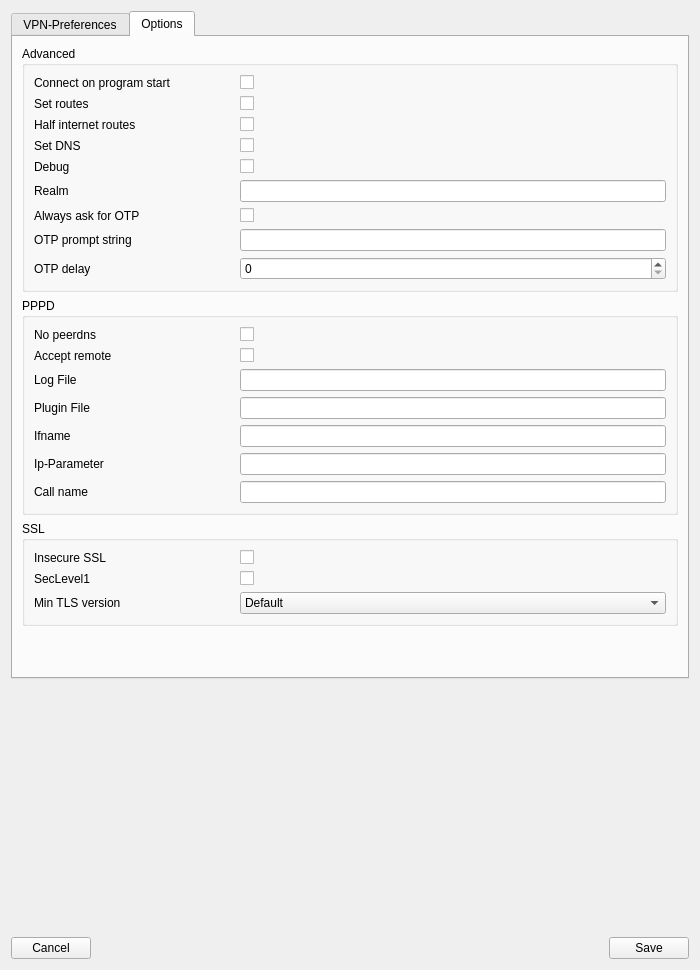
First picture: the form in openfortigui/vpnprofileeditor.ui, repository theinvisible/openfortigui, before the edit.
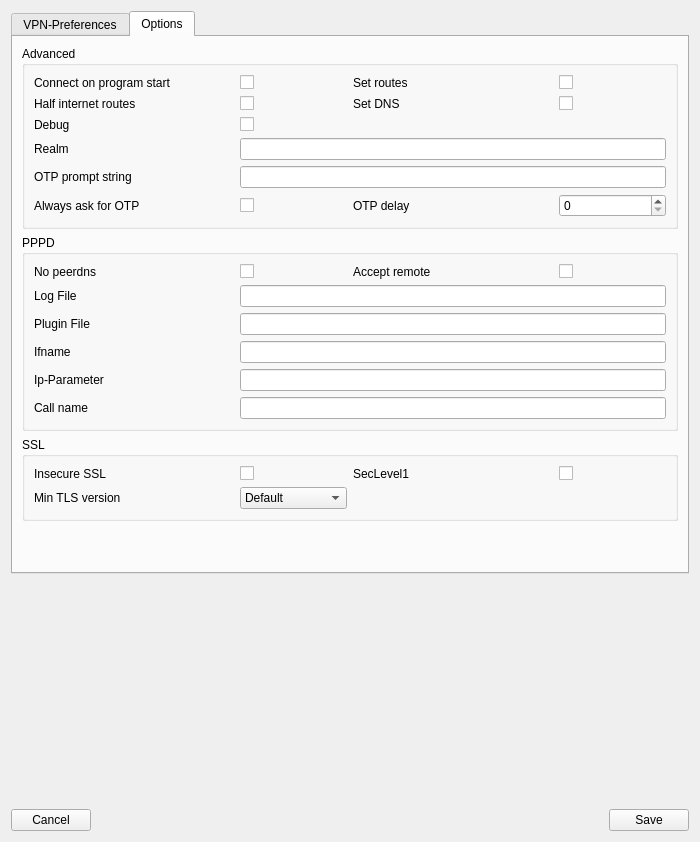
Second picture: the form after the edit. The open tabs and pages were chosen to show the change.

Patch:
```diff
--- a/openfortigui/vpnprofileeditor.ui
+++ b/openfortigui/vpnprofileeditor.ui
@@ -7,7 +7,7 @@
     <x>0</x>
     <y>0</y>
     <width>700</width>
-    <height>970</height>
+    <height>842</height>
    </rect>
   </property>
   <property name="windowTitle">
@@ -29,7 +29,20 @@
          <property name="title">
           <string>Common</string>
          </property>
-         <layout class="QFormLayout" name="formLayout">
+         <layout class="QGridLayout" name="gridLayout_4">
+          <item row="4" column="0">
+           <widget class="QLabel" name="label_26">
+            <property name="minimumSize">
+             <size>
+              <width>150</width>
+              <height>0</height>
+             </size>
+            </property>
+            <property name="text">
+             <string>Persistent</string>
+            </property>
+           </widget>
+          </item>
           <item row="0" column="0">
            <widget class="QLabel" name="label">
             <property name="minimumSize">
@@ -43,8 +56,12 @@
             </property>
            </widget>
           </item>
-          <item row="0" column="1">
-           <widget class="QLineEdit" name="leName"/>
+          <item row="4" column="1">
+           <widget class="QCheckBox" name="cbPersistent">
+            <property name="text">
+             <string>Reconnect on disconnect</string>
+            </property>
+           </widget>
           </item>
           <item row="1" column="0">
            <widget class="QLabel" name="label_2">
@@ -59,10 +76,29 @@
             </property>
            </widget>
           </item>
-          <item row="1" column="1">
+          <item row="0" column="1" colspan="3">
+           <widget class="QLineEdit" name="leName"/>
+          </item>
+          <item row="1" column="1" colspan="3">
            <widget class="QLineEdit" name="leGatewayHost"/>
           </item>
           <item row="2" column="0">
+           <widget class="QLabel" name="label_30">
+            <property name="minimumSize">
+             <size>
+              <width>150</width>
+              <height>0</height>
+             </size>
+            </property>
+            <property name="text">
+             <string>VPN-Device</string>
+            </property>
+           </widget>
+          </item>
+          <item row="2" column="1">
+           <widget class="QComboBox" name="comboVPNDevice"/>
+          </item>
+          <item row="2" column="2">
            <widget class="QLabel" name="label_5">
             <property name="minimumSize">
              <size>
@@ -75,7 +111,7 @@
             </property>
            </widget>
           </item>
-          <item row="2" column="1">
+          <item row="2" column="3">
            <widget class="QSpinBox" name="sBGatewayPort">
             <property name="suffix">
              <string/>
@@ -91,42 +127,6 @@
             </property>
            </widget>
           </item>
-          <item row="3" column="0">
-           <widget class="QLabel" name="label_30">
-            <property name="minimumSize">
-             <size>
-              <width>150</width>
-              <height>0</height>
-             </size>
-            </property>
-            <property name="text">
-             <string>VPN-Device</string>
-            </property>
-           </widget>
-          </item>
-          <item row="3" column="1">
-           <widget class="QComboBox" name="comboVPNDevice"/>
-          </item>
-          <item row="4" column="0">
-           <widget class="QLabel" name="label_26">
-            <property name="minimumSize">
-             <size>
-              <width>150</width>
-              <height>0</height>
-             </size>
-            </property>
-            <property name="text">
-             <string>Persistent</string>
-            </property>
-           </widget>
-          </item>
-          <item row="4" column="1">
-           <widget class="QCheckBox" name="cbPersistent">
-            <property name="text">
-             <string>Reconnect on disconnect</string>
-            </property>
-           </widget>
-          </item>
          </layout>
         </widget>
        </item>
@@ -353,7 +353,20 @@
          <property name="title">
           <string>Advanced</string>
          </property>
-         <layout class="QFormLayout" name="formLayout_3">
+         <layout class="QGridLayout" name="gridLayout_3">
+          <item row="5" column="0">
+           <widget class="QLabel" name="label_16">
+            <property name="minimumSize">
+             <size>
+              <width>200</width>
+              <height>0</height>
+             </size>
+            </property>
+            <property name="text">
+             <string>Realm</string>
+            </property>
+           </widget>
+          </item>
           <item row="0" column="0">
            <widget class="QLabel" name="label_17">
             <property name="minimumSize">
@@ -367,14 +380,47 @@
             </property>
            </widget>
           </item>
-          <item row="0" column="1">
-           <widget class="QCheckBox" name="cbAutostart">
+          <item row="4" column="0">
+           <widget class="QLabel" name="label_10">
+            <property name="minimumSize">
+             <size>
+              <width>200</width>
+              <height>0</height>
+             </size>
+            </property>
             <property name="text">
+             <string>Debug</string>
+            </property>
+           </widget>
+          </item>
+          <item row="2" column="1">
+           <widget class="QCheckBox" name="cbHalfInternetRoutes">
+            <property name="text">
              <string/>
             </property>
            </widget>
           </item>
-          <item row="1" column="0">
+          <item row="4" column="1">
+           <widget class="QCheckBox" name="cbDebug">
+            <property name="text">
+             <string/>
+            </property>
+           </widget>
+          </item>
+          <item row="2" column="0">
+           <widget class="QLabel" name="label_18">
+            <property name="minimumSize">
+             <size>
+              <width>200</width>
+              <height>0</height>
+             </size>
+            </property>
+            <property name="text">
+             <string>Half internet routes</string>
+            </property>
+           </widget>
+          </item>
+          <item row="0" column="2">
            <widget class="QLabel" name="label_11">
             <property name="minimumSize">
              <size>
@@ -387,14 +433,34 @@
             </property>
            </widget>
           </item>
-          <item row="1" column="1">
+          <item row="0" column="1">
+           <widget class="QCheckBox" name="cbAutostart">
+            <property name="text">
+             <string/>
+            </property>
+           </widget>
+          </item>
+          <item row="7" column="0">
+           <widget class="QLabel" name="label_24">
+            <property name="minimumSize">
+             <size>
+              <width>200</width>
+              <height>0</height>
+             </size>
+            </property>
+            <property name="text">
+             <string>OTP prompt string</string>
+            </property>
+           </widget>
+          </item>
+          <item row="0" column="3">
            <widget class="QCheckBox" name="cbSetRoutes">
             <property name="text">
              <string/>
             </property>
            </widget>
           </item>
-          <item row="3" column="0">
+          <item row="2" column="2">
            <widget class="QLabel" name="label_12">
             <property name="minimumSize">
              <size>
@@ -407,51 +473,21 @@
             </property>
            </widget>
           </item>
-          <item row="3" column="1">
+          <item row="2" column="3">
            <widget class="QCheckBox" name="cbSetDNS">
             <property name="text">
              <string/>
             </property>
            </widget>
           </item>
-          <item row="6" column="0">
-           <widget class="QLabel" name="label_10">
-            <property name="minimumSize">
-             <size>
-              <width>200</width>
-              <height>0</height>
-             </size>
-            </property>
-            <property name="text">
-             <string>Debug</string>
-            </property>
-           </widget>
-          </item>
-          <item row="6" column="1">
-           <widget class="QCheckBox" name="cbDebug">
-            <property name="text">
-             <string/>
-            </property>
-           </widget>
-          </item>
-          <item row="7" column="0">
-           <widget class="QLabel" name="label_16">
-            <property name="minimumSize">
-             <size>
-              <width>200</width>
-              <height>0</height>
-             </size>
-            </property>
-            <property name="text">
-             <string>Realm</string>
-            </property>
-           </widget>
-          </item>
-          <item row="7" column="1">
+          <item row="5" column="1" colspan="3">
            <widget class="QLineEdit" name="leRealm"/>
           </item>
-          <item row="2" column="0">
-           <widget class="QLabel" name="label_18">
+          <item row="8" column="3">
+           <widget class="QSpinBox" name="sbOTPDelay"/>
+          </item>
+          <item row="8" column="2">
+           <widget class="QLabel" name="label_25">
             <property name="minimumSize">
              <size>
               <width>200</width>
@@ -459,14 +495,7 @@
              </size>
             </property>
             <property name="text">
-             <string>Half internet routes</string>
-            </property>
-           </widget>
-          </item>
-          <item row="2" column="1">
-           <widget class="QCheckBox" name="cbHalfInternetRoutes">
-            <property name="text">
-             <string/>
+             <string>OTP delay</string>
             </property>
            </widget>
           </item>
@@ -490,38 +519,9 @@
             </property>
            </widget>
           </item>
-          <item row="9" column="0">
-           <widget class="QLabel" name="label_24">
-            <property name="minimumSize">
-             <size>
-              <width>200</width>
-              <height>0</height>
-             </size>
-            </property>
-            <property name="text">
-             <string>OTP prompt string</string>
-            </property>
-           </widget>
-          </item>
-          <item row="10" column="0">
-           <widget class="QLabel" name="label_25">
-            <property name="minimumSize">
-             <size>
-              <width>200</width>
-              <height>0</height>
-             </size>
-            </property>
-            <property name="text">
-             <string>OTP delay</string>
-            </property>
-           </widget>
-          </item>
-          <item row="9" column="1">
+          <item row="7" column="1" colspan="3">
            <widget class="QLineEdit" name="leOTPPromptString"/>
           </item>
-          <item row="10" column="1">
-           <widget class="QSpinBox" name="sbOTPDelay"/>
-          </item>
          </layout>
         </widget>
        </item>
@@ -530,8 +530,8 @@
          <property name="title">
           <string>PPPD</string>
          </property>
-         <layout class="QFormLayout" name="formLayout_4">
-          <item row="2" column="0">
+         <layout class="QGridLayout" name="gridLayout">
+          <item row="0" column="0">
            <widget class="QLabel" name="label_13">
             <property name="minimumSize">
              <size>
@@ -544,14 +544,20 @@
             </property>
            </widget>
           </item>
-          <item row="2" column="1">
-           <widget class="QCheckBox" name="cbPPPDNoPeerDNS">
+          <item row="6" column="0">
+           <widget class="QLabel" name="label_22">
+            <property name="minimumSize">
+             <size>
+              <width>200</width>
+              <height>0</height>
+             </size>
+            </property>
             <property name="text">
-             <string/>
+             <string>Call name</string>
             </property>
            </widget>
           </item>
-          <item row="4" column="0">
+          <item row="2" column="0">
            <widget class="QLabel" name="label_9">
             <property name="minimumSize">
              <size>
@@ -564,10 +570,20 @@
             </property>
            </widget>
           </item>
-          <item row="4" column="1">
-           <widget class="QLineEdit" name="lePPPDLogFile"/>
+          <item row="6" column="1" colspan="3">
+           <widget class="QLineEdit" name="lePPPDCallName"/>
           </item>
-          <item row="5" column="0">
+          <item row="0" column="1">
+           <widget class="QCheckBox" name="cbPPPDNoPeerDNS">
+            <property name="text">
+             <string/>
+            </property>
+           </widget>
+          </item>
+          <item row="5" column="1" colspan="3">
+           <widget class="QLineEdit" name="lePPPDIPParam"/>
+          </item>
+          <item row="3" column="0">
            <widget class="QLabel" name="label_19">
             <property name="minimumSize">
              <size>
@@ -580,10 +596,29 @@
             </property>
            </widget>
           </item>
-          <item row="5" column="1">
+          <item row="0" column="2">
+           <widget class="QLabel" name="label_31">
+            <property name="minimumSize">
+             <size>
+              <width>200</width>
+              <height>0</height>
+             </size>
+            </property>
+            <property name="text">
+             <string>Accept remote</string>
+            </property>
+           </widget>
+          </item>
+          <item row="3" column="1" colspan="3">
            <widget class="QLineEdit" name="lePPPDPluginFile"/>
           </item>
-          <item row="6" column="0">
+          <item row="2" column="1" colspan="3">
+           <widget class="QLineEdit" name="lePPPDLogFile"/>
+          </item>
+          <item row="4" column="1" colspan="3">
+           <widget class="QLineEdit" name="lePPPDIfname"/>
+          </item>
+          <item row="4" column="0">
            <widget class="QLabel" name="label_20">
             <property name="minimumSize">
              <size>
@@ -596,7 +631,7 @@
             </property>
            </widget>
           </item>
-          <item row="7" column="0">
+          <item row="5" column="0">
            <widget class="QLabel" name="label_21">
             <property name="minimumSize">
              <size>
@@ -609,48 +644,13 @@
             </property>
            </widget>
           </item>
-          <item row="6" column="1">
-           <widget class="QLineEdit" name="lePPPDIfname"/>
-          </item>
-          <item row="7" column="1">
-           <widget class="QLineEdit" name="lePPPDIPParam"/>
-          </item>
-          <item row="8" column="0">
-           <widget class="QLabel" name="label_22">
-            <property name="minimumSize">
-             <size>
-              <width>200</width>
-              <height>0</height>
-             </size>
-            </property>
-            <property name="text">
-             <string>Call name</string>
-            </property>
-           </widget>
-          </item>
-          <item row="8" column="1">
-           <widget class="QLineEdit" name="lePPPDCallName"/>
-          </item>
-          <item row="3" column="1">
+          <item row="0" column="3">
            <widget class="QCheckBox" name="cbPPPDAcceptRemote">
             <property name="text">
              <string/>
             </property>
            </widget>
           </item>
-          <item row="3" column="0">
-           <widget class="QLabel" name="label_31">
-            <property name="minimumSize">
-             <size>
-              <width>200</width>
-              <height>0</height>
-             </size>
-            </property>
-            <property name="text">
-             <string>Accept remote</string>
-            </property>
-           </widget>
-          </item>
          </layout>
         </widget>
        </item>
@@ -659,8 +659,8 @@
          <property name="title">
           <string>SSL</string>
          </property>
-         <layout class="QFormLayout" name="formLayout_5">
-          <item row="2" column="0">
+         <layout class="QGridLayout" name="gridLayout_2">
+          <item row="0" column="0">
            <widget class="QLabel" name="label_14">
             <property name="minimumSize">
              <size>
@@ -673,34 +673,7 @@
             </property>
            </widget>
           </item>
-          <item row="2" column="1">
-           <widget class="QCheckBox" name="cbInsecureSSL">
-            <property name="text">
-             <string/>
-            </property>
-           </widget>
-          </item>
-          <item row="3" column="0">
-           <widget class="QLabel" name="label_27">
-            <property name="minimumSize">
-             <size>
-              <width>200</width>
-              <height>0</height>
-             </size>
-            </property>
-            <property name="text">
-             <string>SecLevel1</string>
-            </property>
-           </widget>
-          </item>
-          <item row="3" column="1">
-           <widget class="QCheckBox" name="cbSecLevel1">
-            <property name="text">
-             <string/>
-            </property>
-           </widget>
-          </item>
-          <item row="4" column="0">
+          <item row="2" column="0">
            <widget class="QLabel" name="label_28">
             <property name="minimumSize">
              <size>
@@ -713,7 +686,14 @@
             </property>
            </widget>
           </item>
-          <item row="4" column="1">
+          <item row="0" column="1">
+           <widget class="QCheckBox" name="cbInsecureSSL">
+            <property name="text">
+             <string/>
+            </property>
+           </widget>
+          </item>
+          <item row="2" column="1">
            <widget class="QComboBox" name="comboMinTLSVersion">
             <item>
              <property name="text">
@@ -742,6 +722,26 @@
             </item>
            </widget>
           </item>
+          <item row="0" column="2">
+           <widget class="QLabel" name="label_27">
+            <property name="minimumSize">
+             <size>
+              <width>200</width>
+              <height>0</height>
+             </size>
+            </property>
+            <property name="text">
+             <string>SecLevel1</string>
+            </property>
+           </widget>
+          </item>
+          <item row="0" column="3">
+           <widget class="QCheckBox" name="cbSecLevel1">
+            <property name="text">
+             <string/>
+            </property>
+           </widget>
+          </item>
          </layout>
         </widget>
        </item>
```
Left out of the diff: 6 changed lines with no effect on the pictures.
